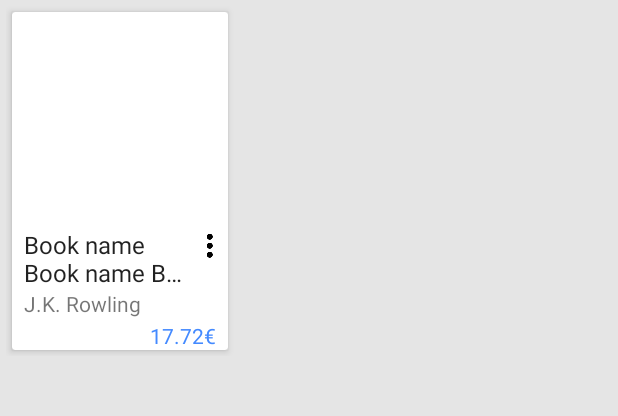
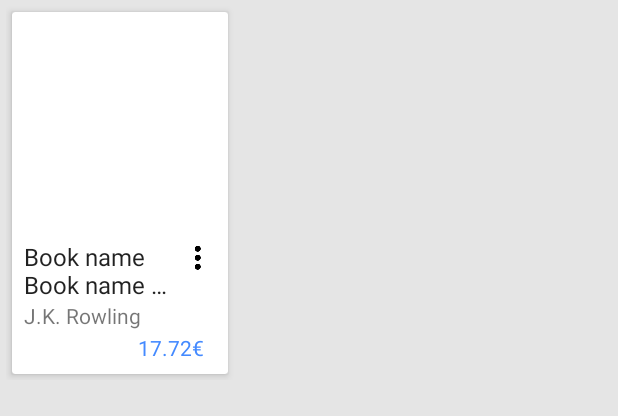
Before and after one commit to chemouna/HarryPotterBooks, an Android app: the layout book_item.xml on its own in the app's theme, with its tools: preview values and no code run, on a phone screen of 412 x 824 dp. Shown: the top 416 px of the screen. Run offline under Robolectric (Android 15) with nearby library versions, the phone set to English and light mode, and no system bars.

Commit message:
Fix padding.

```diff
--- a/app/src/main/res/layout/book_item.xml
+++ b/app/src/main/res/layout/book_item.xml
@@ -27,17 +27,13 @@
           android:id="@+id/book_image"
           android:layout_width="@dimen/book_column_width"
           android:layout_height="@dimen/book_column_width"
-          android:scaleType="fitStart"
-          android:layout_gravity="center_horizontal"
           android:transitionName="@string/transition_book_image"
           tools:ignore="NewApi"/>
 
         <RelativeLayout
             android:layout_width="match_parent"
             android:layout_height="wrap_content"
-            android:layout_gravity="center_vertical"
-            android:layout_marginLeft="@dimen/spacing_normal"
-            android:layout_marginStart="@dimen/spacing_normal">
+            android:padding="@dimen/spacing_normal">
 
           <ImageView
               android:id="@+id/book_overflow_menu"
```
